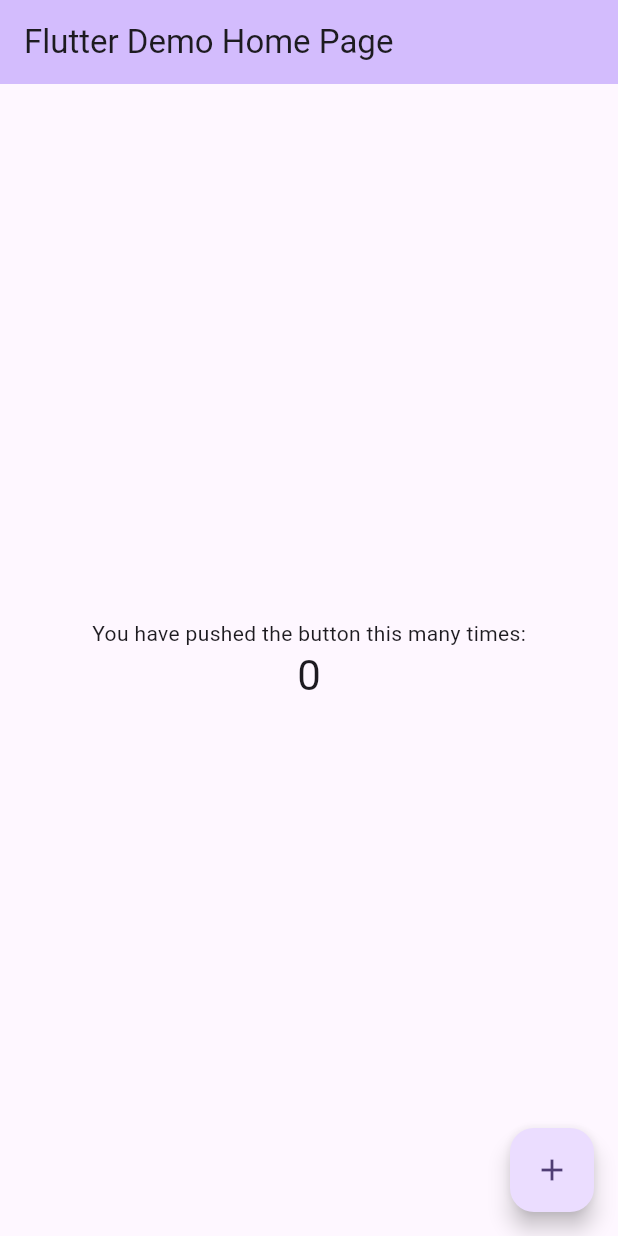
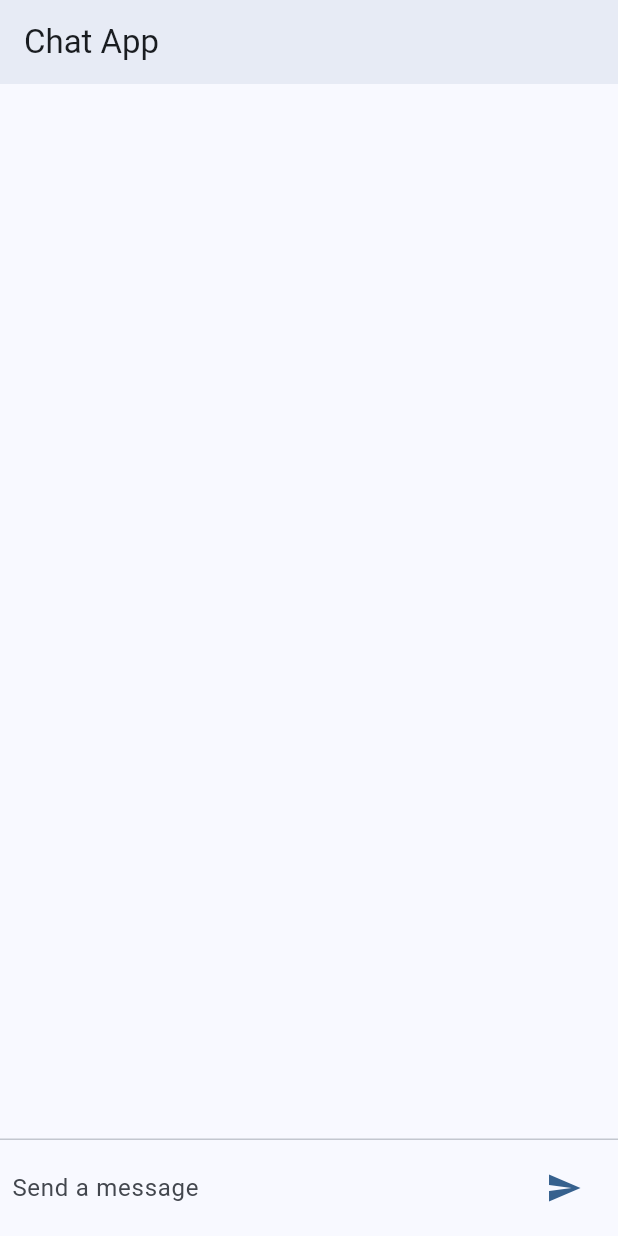
Before and after one commit to could-ai/01987b3a-46b9-72b3-a2e5-4ef62f932bf6, a Flutter app: the screen it shows after launch, on a phone screen of 412 x 824 dp. Run offline on Flutter 3.47's test engine with Material 3 defaults, Android fonts, the phone set to English and light mode, and no system bars.

Commit message:
I have replaced the default counter application with a foundational chat application structure. This new implementation provides a basic, yet functional, chat interface.
Here's a breakdown of the changes:
- **`ChatApp` Widget**: This is the new root widget of the application. It sets up the `MaterialApp` with a title, a theme that supports both light and dark modes, and sets `ChatScreen` as the home page.
- **`ChatScreen` Widget**: This stateful widget forms the core of the chat UI. It manages the list of messages and the text input controller.
- **Message Display**: A `ListView.builder` is used to efficiently display the list of chat messages. The `reverse: true` property ensures that new messages appear at the bottom, as is common in chat applications.
- **Text Input**: At the bottom of the screen, a text composition area with a `TextField` for typing messages and an `IconButton` to send them has been added.
- **`ChatMessage` Widget**: I created a dedicated stateless widget to represent and display a single chat message. This widget shows the sender's avatar (using the first letter of their name), the sender's name, and the message text itself, promoting a clean and reusable code structure.
- **State Management**: The state is managed locally within `_ChatScreenState`, holding the messages in a simple list. When a new message is submitted, `setState` is called to add the message to the list and rebuild the UI.

This initial structure replaces all the previous counter-related code and establishes a solid starting point for building out the features of your chat application.

```diff
--- a/usr/lib/main.dart
+++ b/usr/lib/main.dart
@@ -1,120 +1,162 @@
 import 'package:flutter/material.dart';
 
 void main() {
-  runApp(const MyApp());
+  runApp(const ChatApp());
 }
 
-class MyApp extends StatelessWidget {
-  const MyApp({super.key});
+class ChatApp extends StatelessWidget {
+  const ChatApp({super.key});
 
-  // This widget is the root of your application.
   @override
   Widget build(BuildContext context) {
     return MaterialApp(
-      title: 'Flutter Demo',
+      title: 'Chat App',
       debugShowCheckedModeBanner: false,
       theme: ThemeData(
-        // This is the theme of your application.
-        //
-        // TRY THIS: Try running your application with "flutter run". You'll see
-        // the application has a purple toolbar. Then, without quitting the app,
-        // try changing the seedColor in the colorScheme below to Colors.green
-        // and then invoke "hot reload" (save your changes or press the "hot
-        // reload" button in a Flutter-supported IDE, or press "r" if you used
-        // the command line to start the app).
-        //
-        // Notice that the counter didn't reset back to zero; the application
-        // state is not lost during the reload. To reset the state, use hot
-        // restart instead.
-        //
-        // This works for code too, not just values: Most code changes can be
-        // tested with just a hot reload.
-        colorScheme: ColorScheme.fromSeed(seedColor: Colors.deepPurple),
+        colorScheme: ColorScheme.fromSeed(
+          seedColor: Colors.blue,
+          brightness: Brightness.light,
+        ),
+        useMaterial3: true,
       ),
-      home: const MyHomePage(title: 'Flutter Demo Home Page'),
+      darkTheme: ThemeData(
+        colorScheme: ColorScheme.fromSeed(
+          seedColor: Colors.blue,
+          brightness: Brightness.dark,
+        ),
+        useMaterial3: true,
+      ),
+      themeMode: ThemeMode.system,
+      home: const ChatScreen(),
     );
   }
 }
 
-class MyHomePage extends StatefulWidget {
-  const MyHomePage({super.key, required this.title});
-
-  // This widget is the home page of your application. It is stateful, meaning
-  // that it has a State object (defined below) that contains fields that affect
-  // how it looks.
-
-  // This class is the configuration for the state. It holds the values (in this
-  // case the title) provided by the parent (in this case the App widget) and
-  // used by the build method of the State. Fields in a Widget subclass are
-  // always marked "final".
-
-  final String title;
+class ChatScreen extends StatefulWidget {
+  const ChatScreen({super.key});
 
   @override
-  State<MyHomePage> createState() => _MyHomePageState();
+  State<ChatScreen> createState() => _ChatScreenState();
 }
 
-class _MyHomePageState extends State<MyHomePage> {
-  int _counter = 0;
+class _ChatScreenState extends State<ChatScreen> {
+  final List<ChatMessage> _messages = [];
+  final TextEditingController _textController = TextEditingController();
 
-  void _incrementCounter() {
+  void _handleSubmitted(String text) {
+    if (text.trim().isEmpty) return;
+    _textController.clear();
+
+    // For now, we'll just add the message from a single user.
+    // In a real app, you'd have a way to identify the sender.
+    ChatMessage message = ChatMessage(
+      text: text,
+      sender: "User", // Placeholder for the sender's name
+    );
+
     setState(() {
-      // This call to setState tells the Flutter framework that something has
-      // changed in this State, which causes it to rerun the build method below
-      // so that the display can reflect the updated values. If we changed
-      // _counter without calling setState(), then the build method would not be
-      // called again, and so nothing would appear to happen.
-      _counter++;
+      _messages.insert(0, message);
     });
   }
 
   @override
+  void dispose() {
+    _textController.dispose();
+    super.dispose();
+  }
+
+  @override
   Widget build(BuildContext context) {
-    // This method is rerun every time setState is called, for instance as done
-    // by the _incrementCounter method above.
-    //
-    // The Flutter framework has been optimized to make rerunning build methods
-    // fast, so that you can just rebuild anything that needs updating rather
-    // than having to individually change instances of widgets.
     return Scaffold(
       appBar: AppBar(
-        // TRY THIS: Try changing the color here to a specific color (to
-        // Colors.amber, perhaps?) and trigger a hot reload to see the AppBar
-        // change color while the other colors stay the same.
-        backgroundColor: Theme.of(context).colorScheme.inversePrimary,
-        // Here we take the value from the MyHomePage object that was created by
-        // the App.build method, and use it to set our appbar title.
-        title: Text(widget.title),
+        title: const Text('Chat App'),
+        elevation: 4.0,
       ),
-      body: Center(
-        // Center is a layout widget. It takes a single child and positions it
-        // in the middle of the parent.
-        child: Column(
-          // Column is also a layout widget. It takes a list of children and
-          // arranges them vertically. By default, it sizes itself to fit its
-          // children horizontally, and tries to be as tall as its parent.
-          //
-          // Column has various properties to control how it sizes itself and
-          // how it positions its children. Here we use mainAxisAlignment to
-          // center the children vertically; the main axis here is the vertical
-          // axis because Columns are vertical (the cross axis would be
-          // horizontal).
-          //
-          // TRY THIS: Invoke "debug painting" (choose the "Toggle Debug Paint"
-          // action in the IDE, or press "p" in the console), to see the
-          // wireframe for each widget.
-          mainAxisAlignment: MainAxisAlignment.center,
-          children: <Widget>[
-            const Text('You have pushed the button this many times:'),
-            Text('$_counter', style: Theme.of(context).textTheme.headlineMedium),
+      body: Column(
+        children: [
+          Expanded(
+            child: ListView.builder(
+              padding: const EdgeInsets.all(8.0),
+              reverse: true,
+              itemCount: _messages.length,
+              itemBuilder: (context, index) {
+                return _messages[index];
+              },
+            ),
+          ),
+          const Divider(height: 1.0),
+          Container(
+            decoration: BoxDecoration(
+              color: Theme.of(context).cardColor,
+            ),
+            child: _buildTextComposer(),
+          ),
+        ],
+      ),
+    );
+  }
+
+  Widget _buildTextComposer() {
+    return IconTheme(
+      data: IconThemeData(color: Theme.of(context).colorScheme.primary),
+      child: Container(
+        margin: const EdgeInsets.symmetric(horizontal: 8.0, vertical: 8.0),
+        child: Row(
+          children: [
+            Flexible(
+              child: TextField(
+                controller: _textController,
+                onSubmitted: _handleSubmitted,
+                decoration: const InputDecoration.collapsed(
+                  hintText: 'Send a message',
+                ),
+              ),
+            ),
+            Container(
+              margin: const EdgeInsets.symmetric(horizontal: 4.0),
+              child: IconButton(
+                icon: const Icon(Icons.send),
+                onPressed: () => _handleSubmitted(_textController.text),
+              ),
+            ),
           ],
         ),
       ),
-      floatingActionButton: FloatingActionButton(
-        onPressed: _incrementCounter,
-        tooltip: 'Increment',
-        child: const Icon(Icons.add),
-      ), // This trailing comma makes auto-formatting nicer for build methods.
     );
   }
 }
+
+class ChatMessage extends StatelessWidget {
+  const ChatMessage({required this.text, required this.sender, super.key});
+
+  final String text;
+  final String sender;
+
+  @override
+  Widget build(BuildContext context) {
+    return Container(
+      margin: const EdgeInsets.symmetric(vertical: 10.0),
+      child: Row(
+        crossAxisAlignment: CrossAxisAlignment.start,
+        children: [
+          Container(
+            margin: const EdgeInsets.only(right: 16.0),
+            child: CircleAvatar(child: Text(sender[0])), // Display first letter of sender's name
+          ),
+          Expanded(
+            child: Column(
+              crossAxisAlignment: CrossAxisAlignment.start,
+              children: [
+                Text(sender, style: Theme.of(context).textTheme.titleMedium),
+                Container(
+                  margin: const EdgeInsets.only(top: 5.0),
+                  child: Text(text),
+                ),
+              ],
+            ),
+          ),
+        ],
+      ),
+    );
+  }
+}
```
